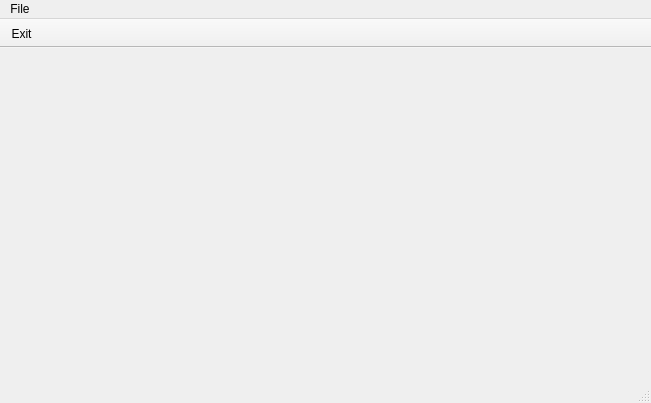
Above: src/qjdmainwindow.ui from xtfllbl/Flow2 before the change. Below: the same form after it.
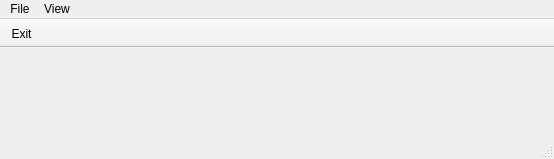
That is the form after the change.

Diff of the .ui file:
```diff
--- a/src/qjdmainwindow.ui
+++ b/src/qjdmainwindow.ui
@@ -6,8 +6,8 @@
    <rect>
     <x>0</x>
     <y>0</y>
-    <width>651</width>
-    <height>403</height>
+    <width>554</width>
+    <height>159</height>
    </rect>
   </property>
   <property name="windowTitle">
@@ -26,7 +26,7 @@
     <rect>
      <x>0</x>
      <y>0</y>
-     <width>651</width>
+     <width>554</width>
      <height>26</height>
     </rect>
    </property>
@@ -36,7 +36,13 @@
     </property>
     <addaction name="actionExit"/>
    </widget>
+   <widget class="QMenu" name="menuView">
+    <property name="title">
+     <string>View</string>
+    </property>
+   </widget>
    <addaction name="menuFile"/>
+   <addaction name="menuView"/>
   </widget>
   <widget class="QToolBar" name="mainToolBar">
    <property name="movable">
```
